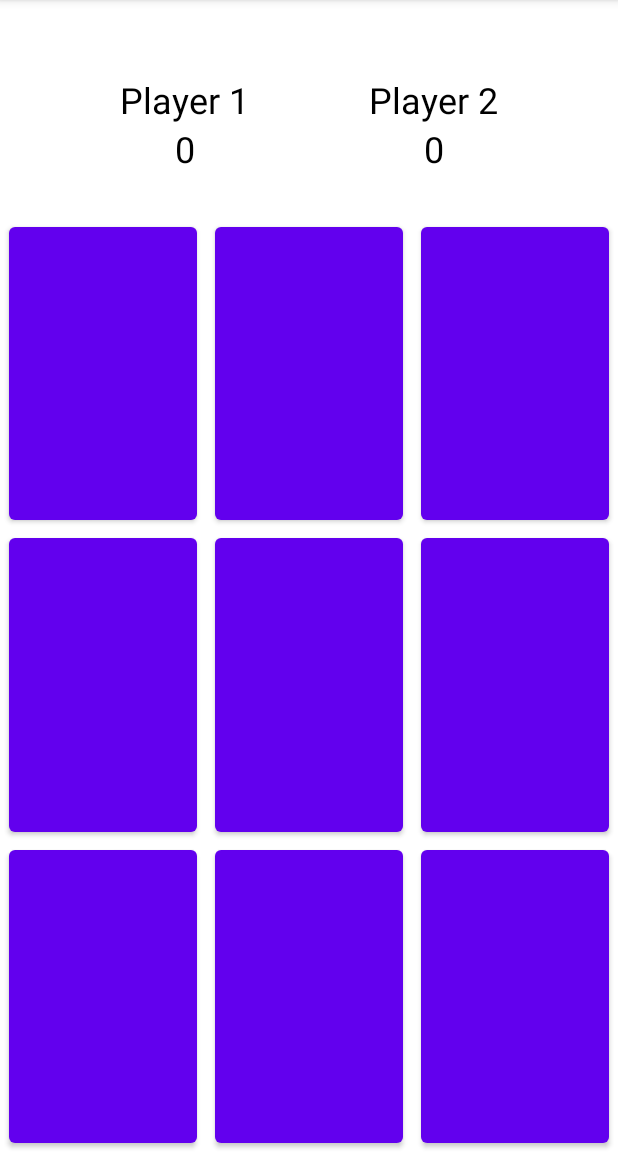
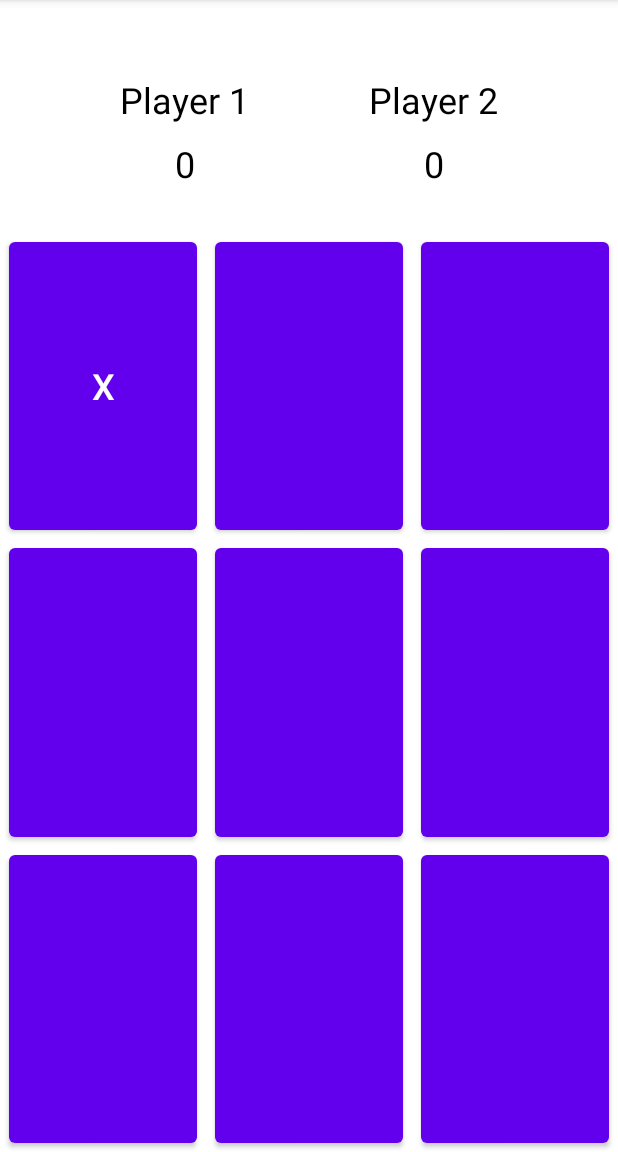
Before and after one commit to ahmedfikry24/XO-Game, an Android app: the screen it shows after launch (MainActivity), after a tap on an icon or button, on a phone screen of 412 x 824 dp, the part 84-1236 px from its top. Run offline under Robolectric (Android 15) with nearby library versions, the phone set to English and light mode, and no system bars.

Commit message:
create initial logic and design

```diff
--- a/app/src/main/java/com/example/xogame/MainActivity.java
+++ b/app/src/main/java/com/example/xogame/MainActivity.java
@@ -5,6 +5,8 @@ import android.widget.Button;
 import android.widget.TextView;
 import androidx.appcompat.app.AppCompatActivity;
 import android.os.Bundle;
+
+import java.util.ArrayList;
 
 public class MainActivity extends AppCompatActivity {
 TextView playerOneText;
@@ -15,6 +17,54 @@ TextView playerTwoText;
         setContentView(R.layout.activity_main);
         playerOneText = findViewById(R.id.player_1_score);
         playerTwoText = findViewById(R.id.player_2_score);
+        init();
     }
+int counter = 0;
+    String playerSympole;
+   public void onButtonClick(View view){
+     Button onClicked = ((Button) view);
+     if(!onClicked.getText().toString().isEmpty()){
+         return;
+     }
+     if(counter%2==0){
+        onClicked.setText("X");
+        playerSympole ="X";
+     }else {
+         onClicked.setText("O");
+         playerSympole ="O";
+     }
+     counter++;
+      setValues(onClicked.getId());
+   }
+    ArrayList<String> arrayList = new ArrayList<>();
+   void init(){
+
+       for (int i =0; i<9;i++){
+           arrayList.add("");
+       }
+   }
+
+void setValues(int id){
+    if(id == R.id.button1){
+        arrayList.set(0,playerSympole);
+    } else if (id == R.id.button2) {
+        arrayList.set(1,playerSympole);
+    }else if (id == R.id.button3) {
+        arrayList.set(2,playerSympole);
+    }else if (id == R.id.button4) {
+        arrayList.set(3,playerSympole);
+    }else if (id == R.id.button5) {
+        arrayList.set(4,playerSympole);
+    }else if (id == R.id.button6) {
+        arrayList.set(5,playerSympole);
+    }else if (id == R.id.button7) {
+        arrayList.set(6,playerSympole);
+    }else if (id == R.id.button8) {
+        arrayList.set(7,playerSympole);
+    }else if (id == R.id.button9) {
+        arrayList.set(8,playerSympole);
+    }
+}
+
 
 }
--- a/app/src/main/res/layout/activity_main.xml
+++ b/app/src/main/res/layout/activity_main.xml
@@ -35,7 +35,8 @@
         app:layout_constraintHorizontal_bias="0.5"
         app:layout_constraintStart_toStartOf="@id/player_1_label"
         app:layout_constraintEnd_toEndOf="@id/player_1_label"
-        app:layout_constraintTop_toBottomOf="@id/player_1_label" />
+        app:layout_constraintTop_toBottomOf="@id/player_1_label"
+        android:layout_marginTop="10dp"/>
 
     <TextView
         android:id="@+id/player_2_score"
@@ -46,7 +47,8 @@
         app:layout_constraintEnd_toEndOf="@id/player_2_label"
         app:layout_constraintHorizontal_bias="0.5"
         app:layout_constraintStart_toStartOf="@+id/player_2_label"
-        app:layout_constraintTop_toBottomOf="@id/player_2_label" />
+        app:layout_constraintTop_toBottomOf="@id/player_2_label"
+        android:layout_marginTop="10dp"/>
 
     <LinearLayout
         android:id="@+id/row1"
```
